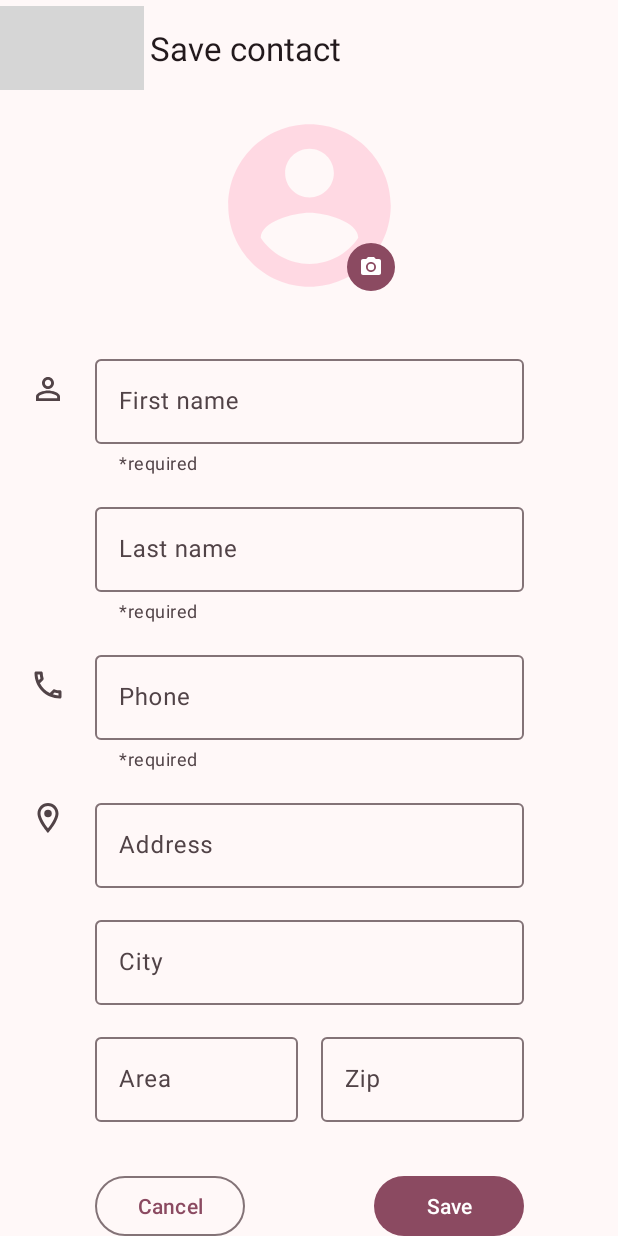
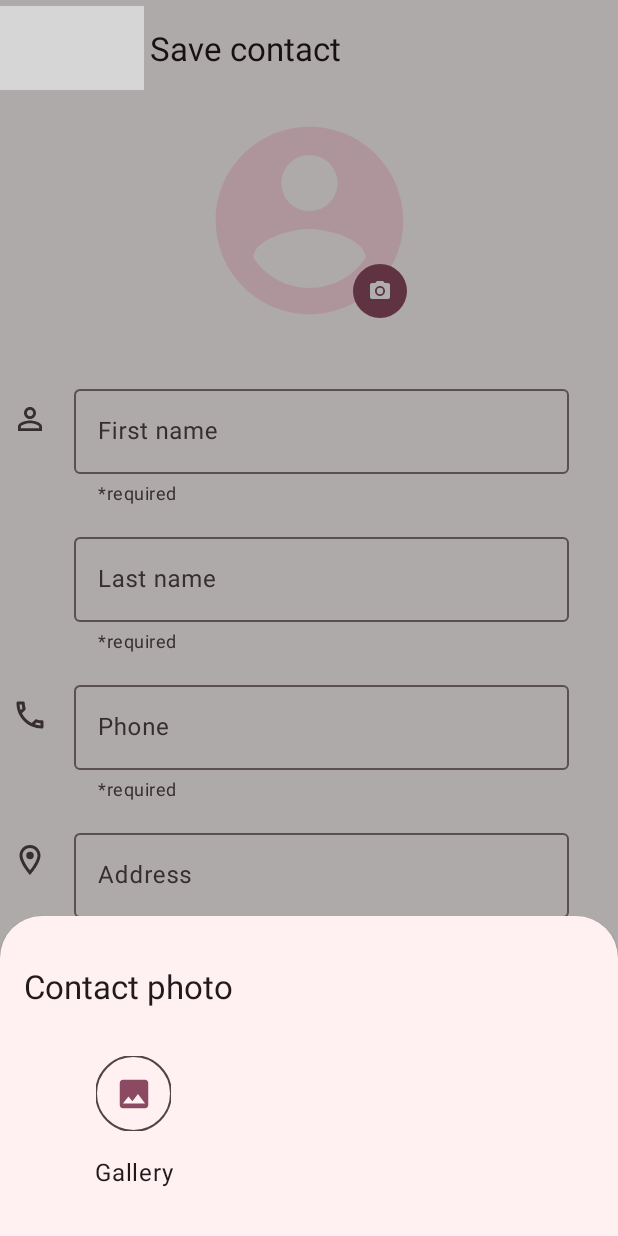
Before and after one commit to raafamdr/contact-list, an Android app: the AddContactFragment screen opened through its navigation route, after a tap on an icon or button, on a phone screen of 412 x 824 dp. Run offline under Robolectric (Android 15) with nearby library versions, the phone set to English and light mode, and no system bars; grey boxes are pictures that could not be loaded.

Commit message:
Fix image load for invalid image paths, implement functionality to remove contact photo, update contact photo operations with bottom sheet UI.

```diff
--- a/app/src/main/java/com/rafael/contact_list/AddContactFragment.kt
+++ b/app/src/main/java/com/rafael/contact_list/AddContactFragment.kt
@@ -15,6 +15,7 @@ import android.widget.Toast
 import androidx.activity.result.PickVisualMediaRequest
 import androidx.activity.result.contract.ActivityResultContracts
 import androidx.core.content.ContextCompat
+import androidx.fragment.app.FragmentActivity
 import androidx.fragment.app.activityViewModels
 import androidx.navigation.fragment.findNavController
 import androidx.navigation.fragment.navArgs
@@ -38,7 +39,6 @@ class AddContactFragment : Fragment() {
         )
     }
     lateinit var contact: Contact
-    private var imagePath: String? = null
 
     override fun onCreateView(
         inflater: LayoutInflater, container: ViewGroup?,
@@ -63,23 +63,32 @@ class AddContactFragment : Fragment() {
             }
         }
 
-        val pickMedia =
-            registerForActivityResult(ActivityResultContracts.PickVisualMedia()) { uri ->
-                if (uri != null) {
-                    val flag = Intent.FLAG_GRANT_READ_URI_PERMISSION
-                    requireContext().contentResolver.takePersistableUriPermission(uri, flag)
+        viewModel.imagePath.observe(this.viewLifecycleOwner) { imagePath ->
+            if (imagePath != null) {
+                val request = ImageRequest.Builder(requireContext())
+                    .data(imagePath)
+                    .error(ContextCompat.getDrawable(requireContext(), R.drawable.ic_account))
+                    .crossfade(600)
+                    .target(createImageTarget())
+                    .build()
+                Coil.imageLoader(requireContext()).enqueue(request)
+            } else {
+                binding.imgAccount.setImageDrawable(
+                    ContextCompat.getDrawable(
+                        requireContext(),
+                        R.drawable.ic_account
+                    )
+                )
+            }
+        }
 
-                    binding.imgAccount.load(uri)
-                    this.imagePath = uri.toString()
-
-                    Log.d("PhotoPicker", "Selected URI: $uri")
-                } else {
-                    Log.d("PhotoPicker", "No media selected")
-                }
+        binding.apply {
+            shapeCamera.setOnClickListener {
+                findNavController().navigate(R.id.action_addContactFragment_to_modalBottomSheet)
             }
-
-        binding.shapeCamera.setOnClickListener {
-            pickMedia.launch(PickVisualMediaRequest(ActivityResultContracts.PickVisualMedia.ImageOnly))
+            imgAccount.setOnClickListener {
+                findNavController().navigate(R.id.action_addContactFragment_to_modalBottomSheet)
+            }
         }
 
         binding.btnCancel.setOnClickListener {
@@ -92,6 +101,7 @@ class AddContactFragment : Fragment() {
 
     override fun onDestroyView() {
         super.onDestroyView()
+        viewModel.updateImagePath(null)
         _binding = null
     }
 
@@ -105,7 +115,7 @@ class AddContactFragment : Fragment() {
                 binding.textCity.text.toString(),
                 binding.textArea.text.toString(),
                 binding.textZip.text.toString(),
-                imagePath
+                viewModel.imagePath.value,
             )
             val action = AddContactFragmentDirections.actionAddContactFragmentToHomeFragment()
             findNavController().navigate(action)
@@ -131,7 +141,7 @@ class AddContactFragment : Fragment() {
                 this.binding.textCity.text.toString(),
                 this.binding.textArea.text.toString(),
                 this.binding.textZip.text.toString(),
-                imagePath
+                viewModel.imagePath.value
             )
             val action = AddContactFragmentDirections.actionAddContactFragmentToHomeFragment()
             findNavController().navigate(action)
@@ -172,18 +182,7 @@ class AddContactFragment : Fragment() {
             textCity.setText(contact.city, TextView.BufferType.SPANNABLE)
             textArea.setText(contact.area, TextView.BufferType.SPANNABLE)
             textZip.setText(contact.zip, TextView.BufferType.SPANNABLE)
-            contact.imagePath?.let {
-                if (it.isNotEmpty()) {
-                    val request = ImageRequest.Builder(requireContext())
-                        .data(it)
-                        .error(ContextCompat.getDrawable(requireContext(), R.drawable.ic_account))
-                        .crossfade(600)
-                        .target(createImageTarget())
-                        .build()
-                    Coil.imageLoader(requireContext()).enqueue(request)
-                    imagePath = contact.imagePath
-                }
-            }
+            viewModel.updateImagePath(contact.imagePath)
             btnSave.setOnClickListener {
                 updateContact()
             }
--- a/app/src/main/java/com/rafael/contact_list/ContactsViewModel.kt
+++ b/app/src/main/java/com/rafael/contact_list/ContactsViewModel.kt
@@ -1,6 +1,7 @@
 package com.rafael.contact_list
 
 import androidx.lifecycle.LiveData
+import androidx.lifecycle.MutableLiveData
 import androidx.lifecycle.ViewModel
 import androidx.lifecycle.ViewModelProvider
 import androidx.lifecycle.asLiveData
@@ -12,6 +13,9 @@ import kotlinx.coroutines.launch
 class ContactsViewModel(private val contactDao: ContactDao) : ViewModel() {
 
     val allContacts: LiveData<List<Contact>> = contactDao.getContacts().asLiveData()
+    private val _imagePath = MutableLiveData<String?>()
+    val imagePath: LiveData<String?> = _imagePath
+
     private fun insertContact(contact: Contact) {
         viewModelScope.launch {
             contactDao.insert(contact)
@@ -133,6 +137,10 @@ class ContactsViewModel(private val contactDao: ContactDao) : ViewModel() {
 
         return filteredContacts
     }
+
+    fun updateImagePath(path: String?) {
+        _imagePath.value = path
+    }
 }
 
 class ContactsViewModelFactory(private val contactDao: ContactDao) : ViewModelProvider.Factory {
--- /dev/null
+++ b/app/src/main/java/com/rafael/contact_list/ModalBottomSheet.kt
@@ -0,0 +1,87 @@
+package com.rafael.contact_list
+
+import android.content.Intent
+import android.os.Bundle
+import android.util.Log
+import android.view.LayoutInflater
+import android.view.View
+import android.view.ViewGroup
+import android.widget.Toast
+import androidx.activity.result.PickVisualMediaRequest
+import androidx.activity.result.contract.ActivityResultContracts
+import androidx.fragment.app.activityViewModels
+import com.google.android.material.bottomsheet.BottomSheetDialogFragment
+import com.google.android.material.dialog.MaterialAlertDialogBuilder
+import com.rafael.contact_list.databinding.ModalBottomSheetContentBinding
+
+class ModalBottomSheet : BottomSheetDialogFragment() {
+    private var _binding: ModalBottomSheetContentBinding? = null
+    private val binding get() = _binding!!
+
+    private val viewModel: ContactsViewModel by activityViewModels {
+        ContactsViewModelFactory(
+            (activity?.application as ContactsApplication).database.contactDao()
+        )
+    }
+
+    override fun onCreateView(
+        inflater: LayoutInflater,
+        container: ViewGroup?,
+        savedInstanceState: Bundle?
+    ): View? {
+        _binding = ModalBottomSheetContentBinding.inflate(inflater, container, false)
+        return binding.root
+    }
+
+    override fun onViewCreated(view: View, savedInstanceState: Bundle?) {
+        super.onViewCreated(view, savedInstanceState)
+
+        viewModel.imagePath.observe(this.viewLifecycleOwner) {
+            binding.iconDelete.visibility = if (it != null) View.VISIBLE else View.GONE
+        }
+
+        val pickMedia =
+            registerForActivityResult(ActivityResultContracts.PickVisualMedia()) { uri ->
+                if (uri != null) {
+                    val flag = Intent.FLAG_GRANT_READ_URI_PERMISSION
+                    requireContext().contentResolver.takePersistableUriPermission(uri, flag)
+                    viewModel.updateImagePath(uri.toString())
+                    Log.d("PhotoPicker", "Selected URI: $uri")
+                    dismiss()
+                } else {
+                    viewModel.updateImagePath(null)
+                    Log.d("PhotoPicker", "No media selected")
+                    dismiss()
+                }
+            }
+
+        binding.shapeCamera.setOnClickListener {
+            pickMedia.launch(PickVisualMediaRequest(ActivityResultContracts.PickVisualMedia.ImageOnly))
+        }
+
+        binding.iconDelete.setOnClickListener {
+            showConfirmationDialog()
+        }
+    }
+
+    private fun showConfirmationDialog() {
+        MaterialAlertDialogBuilder(
+            requireContext()
+        )
+            .setTitle(resources.getString(R.string.dialog_title_remove))
+            .setMessage(resources.getString(R.string.dialog_supporting_text_remove))
+            .setNegativeButton(resources.getString(R.string.cancel)) { _, _ ->
+                dismiss()
+            }
+            .setPositiveButton(resources.getString(R.string.remove)) { _, _ ->
+                viewModel.updateImagePath(null)
+                Toast.makeText(
+                    requireContext(),
+                    resources.getString(R.string.contact_photo_removed),
+                    Toast.LENGTH_SHORT
+                ).show()
+                dismiss()
+            }
+            .show()
+    }
+}
--- /dev/null
+++ b/app/src/main/res/drawable/ic_image.xml
@@ -0,0 +1,5 @@
+<vector android:height="24dp" android:tint="#000000"
+    android:viewportHeight="24" android:viewportWidth="24"
+    android:width="24dp" xmlns:android="http://schemas.android.com/apk/res/android">
+    <path android:fillColor="@android:color/white" android:pathData="M21,19V5c0,-1.1 -0.9,-2 -2,-2H5c-1.1,0 -2,0.9 -2,2v14c0,1.1 0.9,2 2,2h14c1.1,0 2,-0.9 2,-2zM8.5,13.5l2.5,3.01L14.5,12l4.5,6H5l3.5,-4.5z"/>
+</vector>
--- a/app/src/main/res/layout/fragment_add_contact.xml
+++ b/app/src/main/res/layout/fragment_add_contact.xml
@@ -27,8 +27,8 @@
 
     <com.google.android.material.imageview.ShapeableImageView
         android:id="@+id/img_account"
-        android:layout_width="130dp"
-        android:layout_height="130dp"
+        android:layout_width="150dp"
+        android:layout_height="150dp"
         android:layout_marginTop="8dp"
         android:adjustViewBounds="false"
         android:scaleType="centerCrop"
@@ -40,10 +40,10 @@
 
     <com.google.android.material.imageview.ShapeableImageView
         android:id="@+id/shape_camera"
-        android:layout_width="32dp"
-        android:layout_height="32dp"
-        android:layout_marginEnd="8dp"
-        android:layout_marginBottom="8dp"
+        android:layout_width="36dp"
+        android:layout_height="36dp"
+        android:layout_marginEnd="10dp"
+        android:layout_marginBottom="10dp"
         android:src="@color/md_theme_primary"
         app:layout_constraintBottom_toBottomOf="@id/img_account"
         app:layout_constraintEnd_toEndOf="@id/img_account"
@@ -60,26 +60,29 @@
         app:layout_constraintTop_toTopOf="@id/shape_camera" />
 
     <ImageView
+        android:id="@+id/icon_person"
         android:layout_width="wrap_content"
         android:layout_height="wrap_content"
+        android:layout_marginStart="8dp"
         android:layout_marginBottom="32dp"
         android:importantForAccessibility="no"
         android:src="@drawable/ic_person"
         app:layout_constraintBottom_toBottomOf="@id/label_first_name"
-        app:layout_constraintEnd_toStartOf="@id/label_first_name"
         app:layout_constraintStart_toStartOf="parent"
         app:layout_constraintTop_toTopOf="@id/label_first_name" />
 
     <com.google.android.material.textfield.TextInputLayout
         android:id="@+id/label_first_name"
-        android:layout_width="286dp"
+        android:layout_width="330dp"
         android:layout_height="wrap_content"
+        android:layout_marginStart="16dp"
         android:layout_marginTop="32dp"
+        android:layout_marginEnd="32dp"
         android:hint="@string/first_name"
         app:errorEnabled="true"
         app:helperText="@string/required"
         app:layout_constraintEnd_toEndOf="parent"
-        app:layout_constraintStart_toStartOf="parent"
+        app:layout_constraintStart_toEndOf="@id/icon_person"
         app:layout_constraintTop_toBottomOf="@id/img_account">
 
         <com.google.android.material.textfield.TextInputEditText
@@ -92,7 +95,7 @@
 
     <com.google.android.material.textfield.TextInputLayout
         android:id="@+id/label_last_name"
-        android:layout_width="286dp"
+        android:layout_width="330dp"
         android:layout_height="wrap_content"
         android:layout_marginTop="16dp"
         android:hint="@string/last_name"
@@ -111,19 +114,19 @@
     </com.google.android.material.textfield.TextInputLayout>
 
     <ImageView
+        android:id="@+id/icon_phone"
         android:layout_width="wrap_content"
         android:layout_height="wrap_content"
         android:layout_marginBottom="32dp"
         android:importantForAccessibility="no"
         android:src="@drawable/ic_phone"
         app:layout_constraintBottom_toBottomOf="@id/label_phone"
-        app:layout_constraintEnd_toStartOf="@id/label_phone"
-        app:layout_constraintStart_toStartOf="parent"
+        app:layout_constraintStart_toStartOf="@id/icon_person"
         app:layout_constraintTop_toTopOf="@id/label_phone" />
 
     <com.google.android.material.textfield.TextInputLayout
         android:id="@+id/label_phone"
-        android:layout_width="286dp"
+        android:layout_width="330dp"
         android:layout_height="wrap_content"
         android:layout_marginTop="16dp"
         android:hint="@string/phone"
@@ -142,19 +145,19 @@
     </com.google.android.material.textfield.TextInputLayout>
 
     <ImageView
+        android:id="@+id/icon_location"
         android:layout_width="wrap_content"
         android:layout_height="wrap_content"
-        android:layout_marginBottom="32dp"
+        android:layout_marginBottom="16dp"
         android:importantForAccessibility="no"
         android:src="@drawable/ic_location"
         app:layout_constraintBottom_toBottomOf="@id/label_address"
-        app:layout_constraintEnd_toStartOf="@id/label_address"
-        app:layout_constraintStart_toStartOf="parent"
+        app:layout_constraintStart_toStartOf="@id/icon_phone"
         app:layout_constraintTop_toTopOf="@id/label_address" />
 
     <com.google.android.material.textfield.TextInputLayout
         android:id="@+id/label_address"
-        android:layout_width="286dp"
+        android:layout_width="330dp"
         android:layout_height="wrap_content"
         android:layout_marginTop="16dp"
         android:hint="@string/address"
@@ -172,11 +175,10 @@
 
     <com.google.android.material.textfield.TextInputLayout
         android:id="@+id/label_city"
-        android:layout_width="286dp"
+        android:layout_width="120dp"
         android:layout_height="wrap_content"
         android:layout_marginTop="16dp"
         android:hint="@string/city"
-        app:layout_constraintEnd_toEndOf="@id/label_address"
         app:layout_constraintStart_toStartOf="@id/label_address"
         app:layout_constraintTop_toBottomOf="@id/label_address">
 
@@ -190,12 +192,13 @@
 
     <com.google.android.material.textfield.TextInputLayout
         android:id="@+id/label_area"
-        android:layout_width="135dp"
+        android:layout_width="89dp"
         android:layout_height="wrap_content"
+        android:layout_marginStart="16dp"
         android:layout_marginTop="16dp"
         android:hint="@string/area"
-        app:layout_constraintStart_toStartOf="@id/label_city"
-        app:layout_constraintTop_toBottomOf="@id/label_city">
+        app:layout_constraintStart_toEndOf="@id/label_city"
+        app:layout_constraintTop_toBottomOf="@id/label_address">
 
         <com.google.android.material.textfield.TextInputEditText
             android:id="@+id/text_area"
@@ -207,12 +210,13 @@
 
     <com.google.android.material.textfield.TextInputLayout
         android:id="@+id/label_zip"
-        android:layout_width="135dp"
+        android:layout_width="89dp"
         android:layout_height="wrap_content"
+        android:layout_marginStart="16dp"
         android:layout_marginTop="16dp"
         android:hint="@string/zip"
-        app:layout_constraintEnd_toEndOf="@id/label_city"
-        app:layout_constraintTop_toBottomOf="@id/label_city">
+        app:layout_constraintStart_toEndOf="@id/label_area"
+        app:layout_constraintTop_toBottomOf="@id/label_address">
 
         <com.google.android.material.textfield.TextInputEditText
             android:id="@+id/text_zip"
@@ -229,8 +233,8 @@
         android:layout_height="wrap_content"
         android:layout_marginTop="32dp"
         android:text="@string/cancel"
-        app:layout_constraintStart_toStartOf="@id/label_area"
-        app:layout_constraintTop_toBottomOf="@id/label_area" />
+        app:layout_constraintStart_toStartOf="@id/label_city"
+        app:layout_constraintTop_toBottomOf="@id/label_city" />
 
     <Button
         android:id="@+id/btn_save"
--- /dev/null
+++ b/app/src/main/res/layout/modal_bottom_sheet_content.xml
@@ -0,0 +1,71 @@
+<?xml version="1.0" encoding="utf-8"?>
+<androidx.constraintlayout.widget.ConstraintLayout xmlns:android="http://schemas.android.com/apk/res/android"
+    xmlns:app="http://schemas.android.com/apk/res-auto"
+    xmlns:tools="http://schemas.android.com/tools"
+    android:id="@+id/standard_bottom_sheet"
+    android:layout_width="match_parent"
+    android:layout_height="wrap_content"
+    app:layout_behavior="com.google.android.material.bottomsheet.BottomSheetBehavior">
+
+    <TextView
+        android:id="@+id/text_title"
+        android:layout_width="wrap_content"
+        android:layout_height="wrap_content"
+        android:layout_marginStart="16dp"
+        android:layout_marginTop="32dp"
+        android:text="@string/contact_photo"
+        android:textAppearance="?attr/textAppearanceTitleLarge"
+        android:textColor="@color/md_theme_onSurface"
+        app:layout_constraintStart_toStartOf="parent"
+        app:layout_constraintTop_toTopOf="parent" />
+
+    <ImageView
+        android:id="@+id/icon_delete"
+        android:layout_width="20dp"
+        android:layout_height="20dp"
+        android:layout_marginEnd="16dp"
+        android:src="@drawable/ic_delete"
+        android:visibility="gone"
+        app:layout_constraintBottom_toBottomOf="@id/text_title"
+        app:layout_constraintEnd_toEndOf="parent"
+        app:layout_constraintTop_toTopOf="@id/text_title"
+        app:tint="@color/md_theme_onSurface"
+        tools:visibility="visible" />
+
+    <com.google.android.material.imageview.ShapeableImageView
+        android:id="@+id/shape_camera"
+        android:layout_width="50dp"
+        android:layout_height="50dp"
+        android:layout_marginStart="64dp"
+        android:layout_marginTop="32dp"
+        app:layout_constraintStart_toStartOf="parent"
+        app:layout_constraintTop_toBottomOf="@id/text_title"
+        app:shapeAppearance="@style/circleImageView"
+        app:strokeColor="@color/md_theme_onSurfaceVariant"
+        app:strokeWidth="1dp" />
+
+    <ImageView
+        android:id="@+id/img_gallery"
+        android:layout_width="25dp"
+        android:layout_height="25dp"
+        android:src="@drawable/ic_image"
+        app:layout_constraintBottom_toBottomOf="@id/shape_camera"
+        app:layout_constraintEnd_toEndOf="@id/shape_camera"
+        app:layout_constraintStart_toStartOf="@id/shape_camera"
+        app:layout_constraintTop_toTopOf="@id/shape_camera"
+        app:tint="@color/md_theme_primary" />
+
+    <TextView
+        android:id="@+id/text_gallery"
+        android:layout_width="wrap_content"
+        android:layout_height="wrap_content"
+        android:layout_marginTop="16dp"
+        android:layout_marginBottom="32dp"
+        android:text="@string/gallery"
+        android:textAppearance="?attr/textAppearanceBodyLarge"
+        android:textColor="@color/md_theme_onSurface"
+        app:layout_constraintBottom_toBottomOf="parent"
+        app:layout_constraintEnd_toEndOf="@id/shape_camera"
+        app:layout_constraintStart_toStartOf="@id/shape_camera"
+        app:layout_constraintTop_toBottomOf="@+id/shape_camera" />
+</androidx.constraintlayout.widget.ConstraintLayout>
--- a/app/src/main/res/navigation/nav_graph.xml
+++ b/app/src/main/res/navigation/nav_graph.xml
@@ -31,6 +31,9 @@
             app:destination="@id/homeFragment"
             app:popUpTo="@id/homeFragment"
             app:popUpToInclusive="true" />
+        <action
+            android:id="@+id/action_addContactFragment_to_modalBottomSheet"
+            app:destination="@id/modalBottomSheet" />
     </fragment>
     <fragment
         android:id="@+id/contactDetailFragment"
@@ -44,4 +47,9 @@
             android:id="@+id/action_contactDetailFragment_to_addContactFragment"
             app:destination="@id/addContactFragment" />
     </fragment>
+    <dialog
+        android:id="@+id/modalBottomSheet"
+        android:name="com.rafael.contact_list.ModalBottomSheet"
+        android:label="ModalBottomSheet"
+        tools:layout="@layout/modal_bottom_sheet_content"/>
 </navigation>
--- a/app/src/main/res/values/strings.xml
+++ b/app/src/main/res/values/strings.xml
@@ -38,4 +38,10 @@
     <string name="contact_added">Contact added to the list</string>
     <string name="contact_updated">Contact details updated</string>
     <string name="contact_deleted">Contact removed from the list</string>
+    <string name="contact_photo">Contact photo</string>
+    <string name="gallery">Gallery</string>
+    <string name="remove">Remove</string>
+    <string name="dialog_title_remove">Remove photo?</string>
+    <string name="dialog_supporting_text_remove">Contact photo will be removed.</string>
+    <string name="contact_photo_removed">Contact photo removed</string>
 </resources>
```
